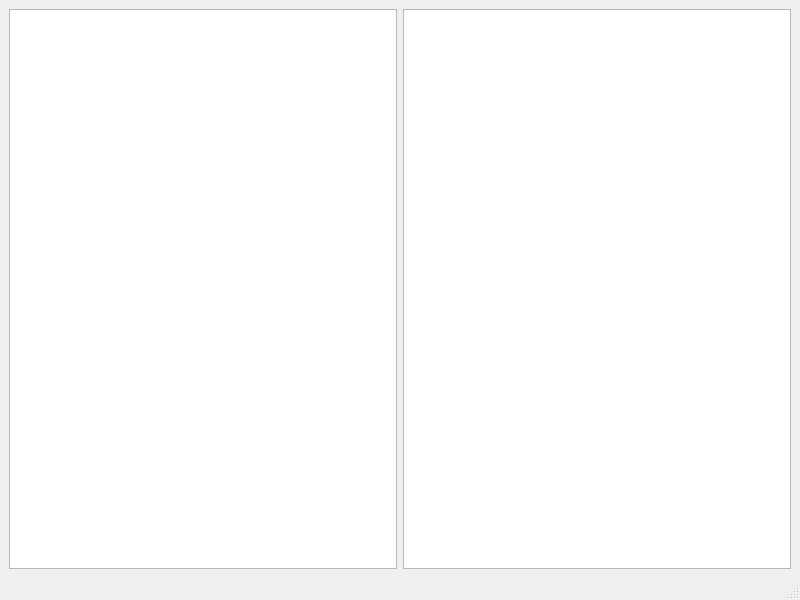
Before: the Qt Designer form trader.ui in frans-fuerst/ticker, drawn with Qt 5.
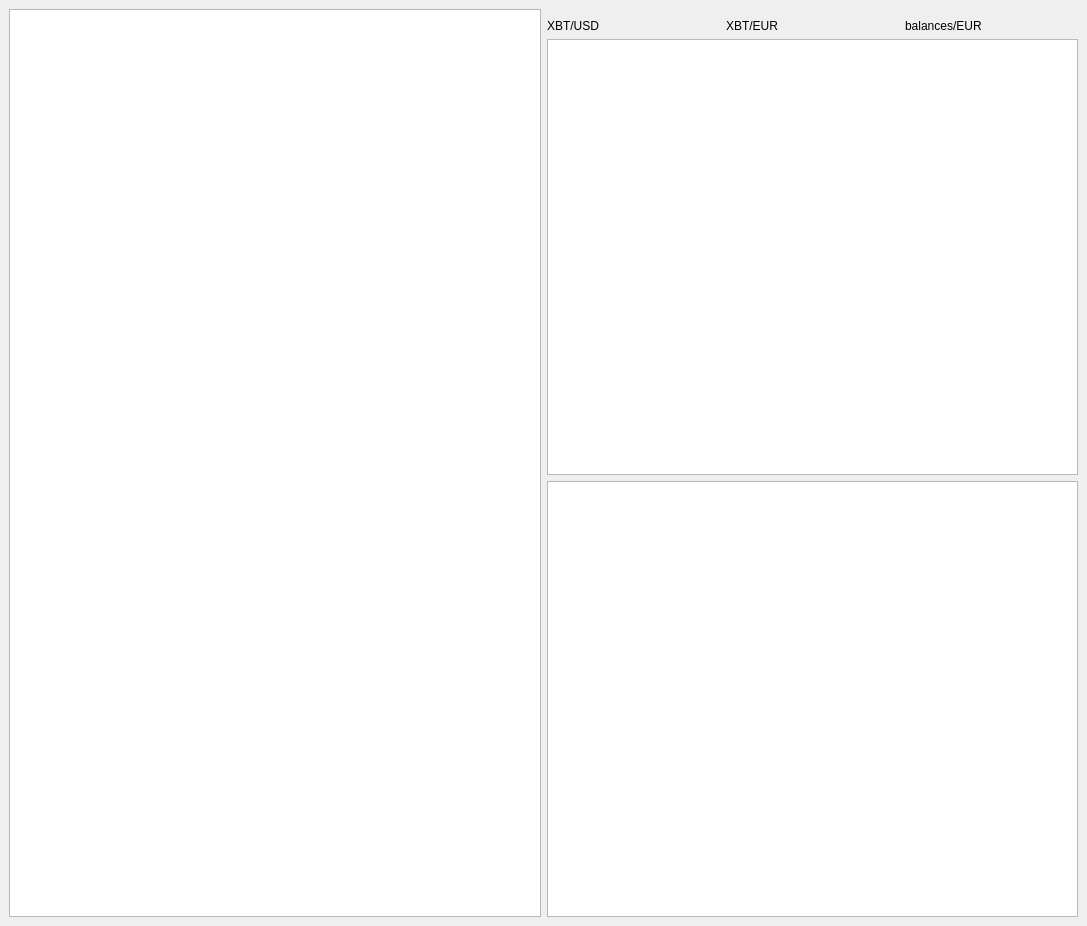
After: the same form once the commit is applied.

Commit message: more data and balances

```diff
--- a/trader.ui
+++ b/trader.ui
@@ -6,8 +6,8 @@
    <rect>
     <x>0</x>
     <y>0</y>
-    <width>800</width>
-    <height>600</height>
+    <width>1087</width>
+    <height>926</height>
    </rect>
   </property>
   <property name="windowTitle">
@@ -19,21 +19,51 @@
      <widget class="QListWidget" name="lst_markets"/>
     </item>
     <item>
-     <widget class="QPlainTextEdit" name="txt_output"/>
+     <layout class="QVBoxLayout" name="verticalLayout">
+      <item>
+       <layout class="QHBoxLayout" name="horizontalLayout_2">
+        <property name="topMargin">
+         <number>10</number>
+        </property>
+        <item>
+         <widget class="QLabel" name="lbl_XBT_USD">
+          <property name="text">
+           <string>XBT/USD</string>
+          </property>
+         </widget>
+        </item>
+        <item>
+         <widget class="QLabel" name="lbl_XBT_EUR">
+          <property name="text">
+           <string>XBT/EUR</string>
+          </property>
+         </widget>
+        </item>
+        <item>
+         <widget class="QLabel" name="lbl_bal_EUR">
+          <property name="text">
+           <string>balances/EUR</string>
+          </property>
+         </widget>
+        </item>
+       </layout>
+      </item>
+      <item>
+       <widget class="QListWidget" name="lst_balances">
+        <property name="font">
+         <font>
+          <family>Courier 10 Pitch</family>
+         </font>
+        </property>
+       </widget>
+      </item>
+      <item>
+       <widget class="QPlainTextEdit" name="txt_output"/>
+      </item>
+     </layout>
     </item>
    </layout>
   </widget>
-  <widget class="QMenuBar" name="menubar">
-   <property name="geometry">
-    <rect>
-     <x>0</x>
-     <y>0</y>
-     <width>800</width>
-     <height>29</height>
-    </rect>
-   </property>
-  </widget>
-  <widget class="QStatusBar" name="statusbar"/>
  </widget>
  <resources/>
  <connections/>
```
Left out of the diff: 2 changed lines with no effect on the pictures. The commit also changes 4 other files.
